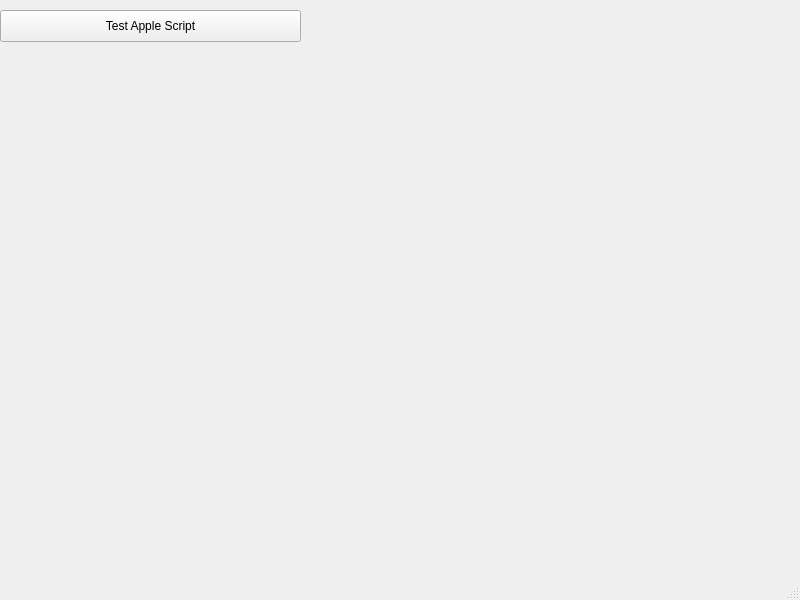
First picture: the form in mainwindow.ui, repository uwaudio/QtControlAppleScript_test, before the edit.
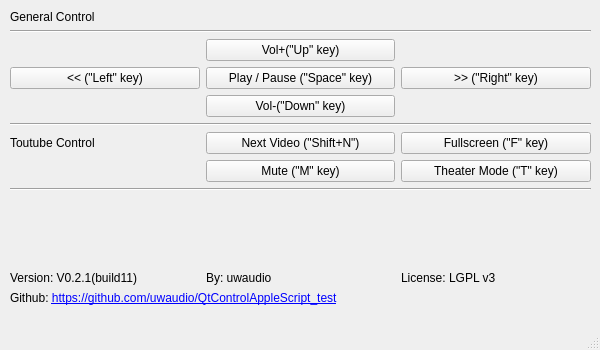
Second picture: the form after the edit.

Diff of the .ui file:
```diff
--- a/mainwindow.ui
+++ b/mainwindow.ui
@@ -6,26 +6,203 @@
    <rect>
     <x>0</x>
     <y>0</y>
-    <width>800</width>
-    <height>600</height>
+    <width>600</width>
+    <height>350</height>
    </rect>
   </property>
   <property name="windowTitle">
    <string>MainWindow</string>
   </property>
   <widget class="QWidget" name="centralwidget">
-   <widget class="QPushButton" name="btn_test">
+   <property name="layoutDirection">
+    <enum>Qt::LeftToRight</enum>
+   </property>
+   <widget class="QWidget" name="gridLayoutWidget">
     <property name="geometry">
      <rect>
-      <x>0</x>
+      <x>10</x>
       <y>10</y>
-      <width>301</width>
-      <height>32</height>
+      <width>581</width>
+      <height>295</height>
      </rect>
     </property>
-    <property name="text">
-     <string>Test Apple Script</string>
-    </property>
+    <layout class="QGridLayout" name="mailGridLayout">
+     <item row="8" column="1" colspan="3">
+      <widget class="Line" name="line_3">
+       <property name="orientation">
+        <enum>Qt::Horizontal</enum>
+       </property>
+      </widget>
+     </item>
+     <item row="3" column="2">
+      <widget class="QPushButton" name="btn_playPause">
+       <property name="text">
+        <string>Play / Pause (&quot;Space&quot; key)</string>
+       </property>
+      </widget>
+     </item>
+     <item row="4" column="2">
+      <widget class="QPushButton" name="btn_down">
+       <property name="text">
+        <string>Vol-(&quot;Down&quot; key)</string>
+       </property>
+      </widget>
+     </item>
+     <item row="5" column="1" colspan="3">
+      <widget class="Line" name="line">
+       <property name="orientation">
+        <enum>Qt::Horizontal</enum>
+       </property>
+      </widget>
+     </item>
+     <item row="6" column="3">
+      <widget class="QPushButton" name="btn_y2b_fullscreen">
+       <property name="text">
+        <string>Fullscreen (&quot;F&quot; key)</string>
+       </property>
+      </widget>
+     </item>
+     <item row="2" column="2">
+      <widget class="QPushButton" name="btn_up">
+       <property name="text">
+        <string>Vol+(&quot;Up&quot; key)</string>
+       </property>
+      </widget>
+     </item>
+     <item row="0" column="1">
+      <widget class="QLabel" name="lb_general">
+       <property name="maximumSize">
+        <size>
+         <width>16777215</width>
+         <height>19</height>
+        </size>
+       </property>
+       <property name="text">
+        <string>General Control</string>
+       </property>
+      </widget>
+     </item>
+     <item row="6" column="1">
+      <widget class="QLabel" name="lb_youtube">
+       <property name="maximumSize">
+        <size>
+         <width>16777215</width>
+         <height>19</height>
+        </size>
+       </property>
+       <property name="text">
+        <string>Toutube Control</string>
+       </property>
+      </widget>
+     </item>
+     <item row="6" column="2">
+      <widget class="QPushButton" name="btn_y2b_nextVideo">
+       <property name="text">
+        <string>Next Video (&quot;Shift+N&quot;)</string>
+       </property>
+      </widget>
+     </item>
+     <item row="11" column="1" colspan="3">
+      <widget class="QLabel" name="lb_github">
+       <property name="text">
+        <string>Github: &lt;a href=&quot;https://github.com/uwaudio/QtControlAppleScript_test&quot;&gt;https://github.com/uwaudio/QtControlAppleScript_test&lt;/a&gt;</string>
+       </property>
+       <property name="openExternalLinks">
+        <bool>true</bool>
+       </property>
+       <property name="textInteractionFlags">
+        <set>Qt::TextBrowserInteraction</set>
+       </property>
+      </widget>
+     </item>
+     <item row="10" column="3">
+      <widget class="QLabel" name="lb_license">
+       <property name="text">
+        <string>License: LGPL v3</string>
+       </property>
+      </widget>
+     </item>
+     <item row="1" column="1" colspan="3">
+      <widget class="Line" name="line_2">
+       <property name="orientation">
+        <enum>Qt::Horizontal</enum>
+       </property>
+      </widget>
+     </item>
+     <item row="3" column="1">
+      <widget class="QPushButton" name="btn_left">
+       <property name="text">
+        <string>&lt;&lt; (&quot;Left&quot; key)</string>
+       </property>
+      </widget>
+     </item>
+     <item row="7" column="3">
+      <widget class="QPushButton" name="btn_y2b_theater">
+       <property name="text">
+        <string>Theater Mode (&quot;T&quot; key)</string>
+       </property>
+      </widget>
+     </item>
+     <item row="3" column="3">
+      <widget class="QPushButton" name="btn_right">
+       <property name="text">
+        <string>&gt;&gt; (&quot;Right&quot; key)</string>
+       </property>
+      </widget>
+     </item>
+     <item row="7" column="2">
+      <widget class="QPushButton" name="btn_y2b_mute">
+       <property name="text">
+        <string>Mute (&quot;M&quot; key)</string>
+       </property>
+      </widget>
+     </item>
+     <item row="9" column="1">
+      <spacer name="verticalSpacer">
+       <property name="orientation">
+        <enum>Qt::Vertical</enum>
+       </property>
+       <property name="sizeHint" stdset="0">
+        <size>
+         <width>20</width>
+         <height>40</height>
+        </size>
+       </property>
+      </spacer>
+     </item>
+     <item row="10" column="2">
+      <widget class="QLabel" name="lb_copyright">
+       <property name="text">
+        <string>By: uwaudio</string>
+       </property>
+       <property name="textFormat">
+        <enum>Qt::RichText</enum>
+       </property>
+       <property name="openExternalLinks">
+        <bool>true</bool>
+       </property>
+       <property name="textInteractionFlags">
+        <set>Qt::TextBrowserInteraction</set>
+       </property>
+      </widget>
+     </item>
+     <item row="10" column="1">
+      <widget class="QLabel" name="lb_version">
+       <property name="text">
+        <string>Version: V0.2.1(build11)</string>
+       </property>
+       <property name="textFormat">
+        <enum>Qt::RichText</enum>
+       </property>
+       <property name="openExternalLinks">
+        <bool>true</bool>
+       </property>
+       <property name="textInteractionFlags">
+        <set>Qt::TextBrowserInteraction</set>
+       </property>
+      </widget>
+     </item>
+    </layout>
    </widget>
   </widget>
   <widget class="QMenuBar" name="menubar">
```
Left out of the diff: 4 changed lines with no effect on the pictures.
